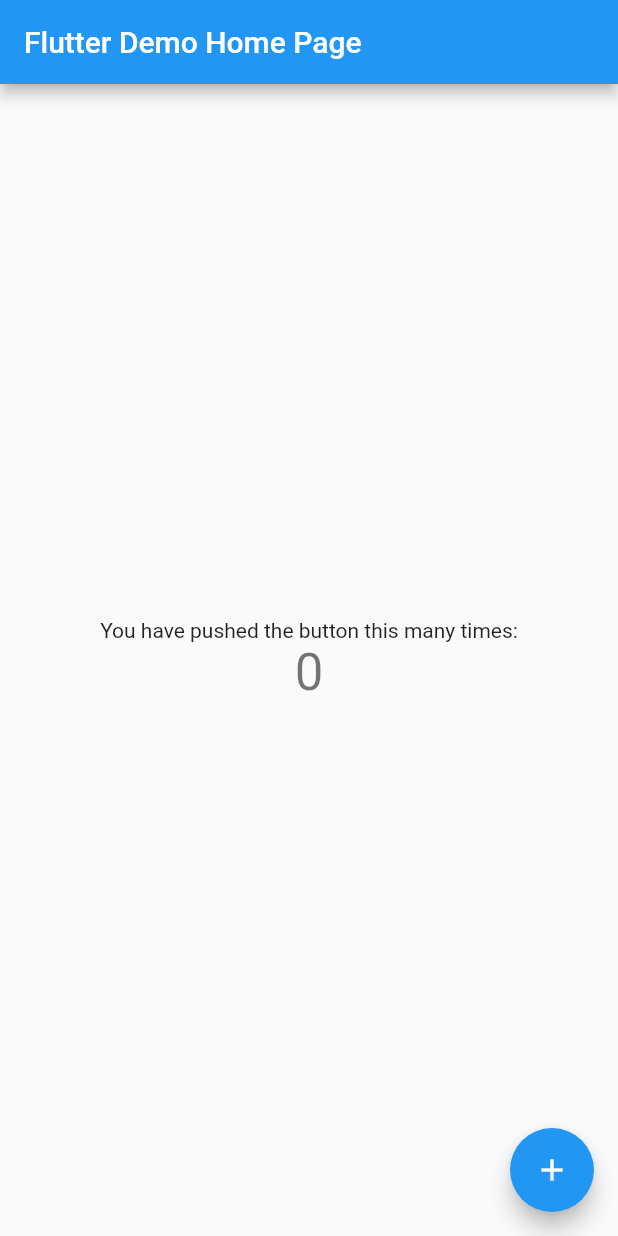
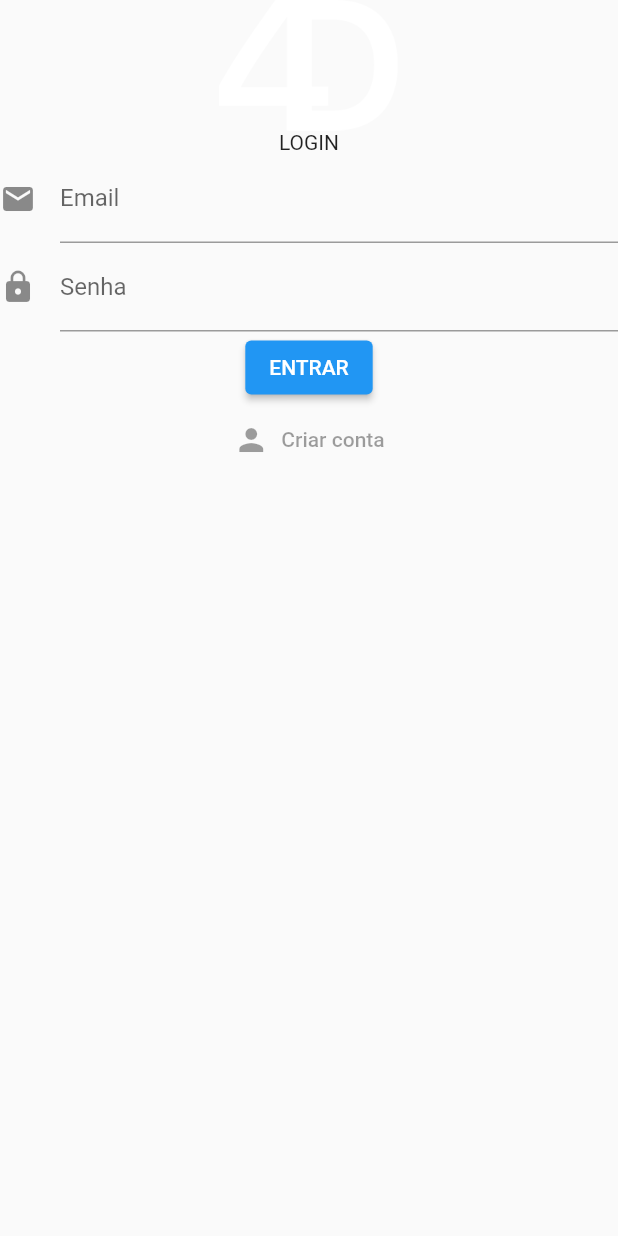
Before and after one commit to Gabriellsp/clean_arch_flutter, a Flutter app: the screen it shows after launch, on a phone screen of 412 x 824 dp. Run offline on Flutter 3.47's test engine with Material 2 defaults, Android fonts, the light colour scheme and no system bars.

Commit message:
Criação da interface de login

```diff
--- a/lib/data/usecases/remote_authentication.dart
+++ b/lib/data/usecases/remote_authentication.dart
@@ -2,6 +2,7 @@
 
 import 'package:clean_archtecture/data/http/http.dart';
 import 'package:clean_archtecture/data/models/remote_account_model.dart';
+
 import 'package:clean_archtecture/domain/entities/account_entity.dart';
 import 'package:clean_archtecture/domain/helpers/helpers.dart';
 import 'package:clean_archtecture/domain/usecases/usecases.dart';
--- a/lib/domain/entities/account_entity.dart
+++ b/lib/domain/entities/account_entity.dart
@@ -1,5 +1,3 @@
-import 'dart:convert';
-
 class AccountEntity {
   final String token;
 
--- a/lib/domain/usecases/authentication.dart
+++ b/lib/domain/usecases/authentication.dart
@@ -1,5 +1,3 @@
-import 'dart:convert';
-
 import '../entities/account_entity.dart';
 
 abstract class Authentication {
--- a/lib/infra/http/http_adapter.dart
+++ b/lib/infra/http/http_adapter.dart
@@ -1,5 +1,4 @@
 import 'dart:convert';
-
 import 'package:http/http.dart';
 
 import 'package:clean_archtecture/data/http/http.dart';
--- a/lib/main.dart
+++ /dev/null
@@ -1,115 +0,0 @@
-import 'package:flutter/material.dart';
-
-void main() {
-  runApp(const MyApp());
-}
-
-class MyApp extends StatelessWidget {
-  const MyApp({Key? key}) : super(key: key);
-
-  // This widget is the root of your application.
-  @override
-  Widget build(BuildContext context) {
-    return MaterialApp(
-      title: 'Flutter Demo',
-      theme: ThemeData(
-        // This is the theme of your application.
-        //
-        // Try running your application with "flutter run". You'll see the
-        // application has a blue toolbar. Then, without quitting the app, try
-        // changing the primarySwatch below to Colors.green and then invoke
-        // "hot reload" (press "r" in the console where you ran "flutter run",
-        // or simply save your changes to "hot reload" in a Flutter IDE).
-        // Notice that the counter didn't reset back to zero; the application
-        // is not restarted.
-        primarySwatch: Colors.blue,
-      ),
-      home: const MyHomePage(title: 'Flutter Demo Home Page'),
-    );
-  }
-}
-
-class MyHomePage extends StatefulWidget {
-  const MyHomePage({Key? key, required this.title}) : super(key: key);
-
-  // This widget is the home page of your application. It is stateful, meaning
-  // that it has a State object (defined below) that contains fields that affect
-  // how it looks.
-
-  // This class is the configuration for the state. It holds the values (in this
-  // case the title) provided by the parent (in this case the App widget) and
-  // used by the build method of the State. Fields in a Widget subclass are
-  // always marked "final".
-
-  final String title;
-
-  @override
-  State<MyHomePage> createState() => _MyHomePageState();
-}
-
-class _MyHomePageState extends State<MyHomePage> {
-  int _counter = 0;
-
-  void _incrementCounter() {
-    setState(() {
-      // This call to setState tells the Flutter framework that something has
-      // changed in this State, which causes it to rerun the build method below
-      // so that the display can reflect the updated values. If we changed
-      // _counter without calling setState(), then the build method would not be
-      // called again, and so nothing would appear to happen.
-      _counter++;
-    });
-  }
-
-  @override
-  Widget build(BuildContext context) {
-    // This method is rerun every time setState is called, for instance as done
-    // by the _incrementCounter method above.
-    //
-    // The Flutter framework has been optimized to make rerunning build methods
-    // fast, so that you can just rebuild anything that needs updating rather
-    // than having to individually change instances of widgets.
-    return Scaffold(
-      appBar: AppBar(
-        // Here we take the value from the MyHomePage object that was created by
-        // the App.build method, and use it to set our appbar title.
-        title: Text(widget.title),
-      ),
-      body: Center(
-        // Center is a layout widget. It takes a single child and positions it
-        // in the middle of the parent.
-        child: Column(
-          // Column is also a layout widget. It takes a list of children and
-          // arranges them vertically. By default, it sizes itself to fit its
-          // children horizontally, and tries to be as tall as its parent.
-          //
-          // Invoke "debug painting" (press "p" in the console, choose the
-          // "Toggle Debug Paint" action from the Flutter Inspector in Android
-          // Studio, or the "Toggle Debug Paint" command in Visual Studio Code)
-          // to see the wireframe for each widget.
-          //
-          // Column has various properties to control how it sizes itself and
-          // how it positions its children. Here we use mainAxisAlignment to
-          // center the children vertically; the main axis here is the vertical
-          // axis because Columns are vertical (the cross axis would be
-          // horizontal).
-          mainAxisAlignment: MainAxisAlignment.center,
-          children: <Widget>[
-            const Text(
-              'You have pushed the button this many times:',
-            ),
-            Text(
-              '$_counter',
-              style: Theme.of(context).textTheme.headline4,
-            ),
-          ],
-        ),
-      ),
-      floatingActionButton: FloatingActionButton(
-        onPressed: _incrementCounter,
-        tooltip: 'Increment',
-        child: const Icon(Icons.add),
-      ), // This trailing comma makes auto-formatting nicer for build methods.
-    );
-  }
-}
--- /dev/null
+++ b/lib/main/main.dart
@@ -0,0 +1,7 @@
+import 'package:flutter/material.dart';
+
+import 'package:clean_archtecture/ui/components/components.dart';
+
+void main() {
+  runApp(const App());
+}
--- /dev/null
+++ b/lib/ui/components/app.dart
@@ -0,0 +1,16 @@
+import 'package:flutter/material.dart';
+
+import 'package:clean_archtecture/ui/pages/pages.dart';
+
+class App extends StatelessWidget {
+  const App({Key? key}) : super(key: key);
+
+  @override
+  Widget build(BuildContext context) {
+    return const MaterialApp(
+      title: 'Clean Archtecture',
+      debugShowCheckedModeBanner: false,
+      home: LoginPage(),
+    );
+  }
+}
--- /dev/null
+++ b/lib/ui/components/components.dart
@@ -0,0 +1 @@
+export './app.dart';
--- /dev/null
+++ b/lib/ui/pages/login_page.dart
@@ -0,0 +1,54 @@
+import 'package:flutter/material.dart';
+
+class LoginPage extends StatelessWidget {
+  const LoginPage({Key? key}) : super(key: key);
+
+  @override
+  Widget build(BuildContext context) {
+    return Scaffold(
+      body: SingleChildScrollView(
+        child: Column(
+          children: [
+            Container(
+                child: const Image(
+              image: AssetImage('lib/ui/assets/logo.png'),
+            )),
+            Text(
+              'Login'.toUpperCase(),
+            ),
+            Form(
+                child: Column(
+              children: [
+                TextFormField(
+                  decoration: const InputDecoration(
+                    labelText: 'Email',
+                    icon: Icon(Icons.email),
+                  ),
+                  keyboardType: TextInputType.emailAddress,
+                ),
+                TextFormField(
+                  decoration: const InputDecoration(
+                    labelText: 'Senha',
+                    icon: Icon(Icons.lock),
+                  ),
+                  obscureText: true,
+                ),
+                ElevatedButton(
+                  onPressed: () {},
+                  child: Text(
+                    'Entrar'.toUpperCase(),
+                  ),
+                ),
+                TextButton.icon(
+                  onPressed: null,
+                  icon: const Icon(Icons.person),
+                  label: const Text('Criar conta'),
+                )
+              ],
+            ))
+          ],
+        ),
+      ),
+    );
+  }
+}
--- /dev/null
+++ b/lib/ui/pages/pages.dart
@@ -0,0 +1 @@
+export './login_page.dart';
--- a/pubspec.yaml
+++ b/pubspec.yaml
@@ -23,3 +23,5 @@
 
 flutter:
   uses-material-design: true
+  assets:
+    - lib/ui/assets/
```
Also changed, not shown: lib/ui/assets/2.0x/logo.png (added), lib/ui/assets/3.0x/logo.png (added), lib/ui/assets/4.0x/logo.png (added), lib/ui/assets/logo.png (added), 2 other files.
